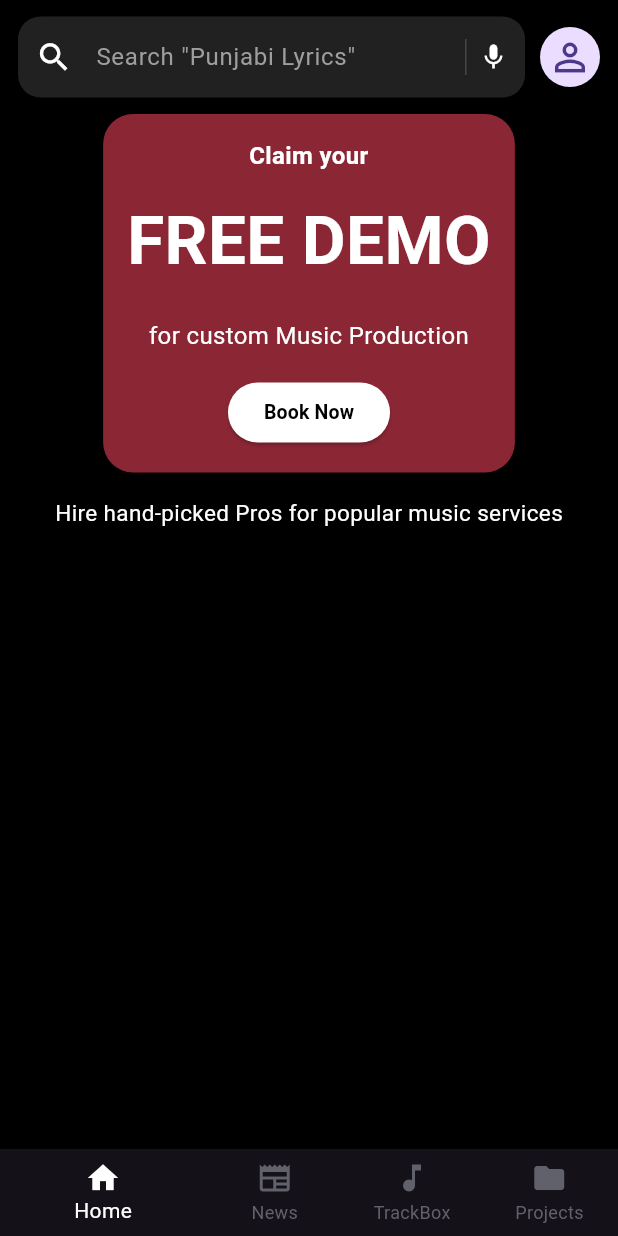
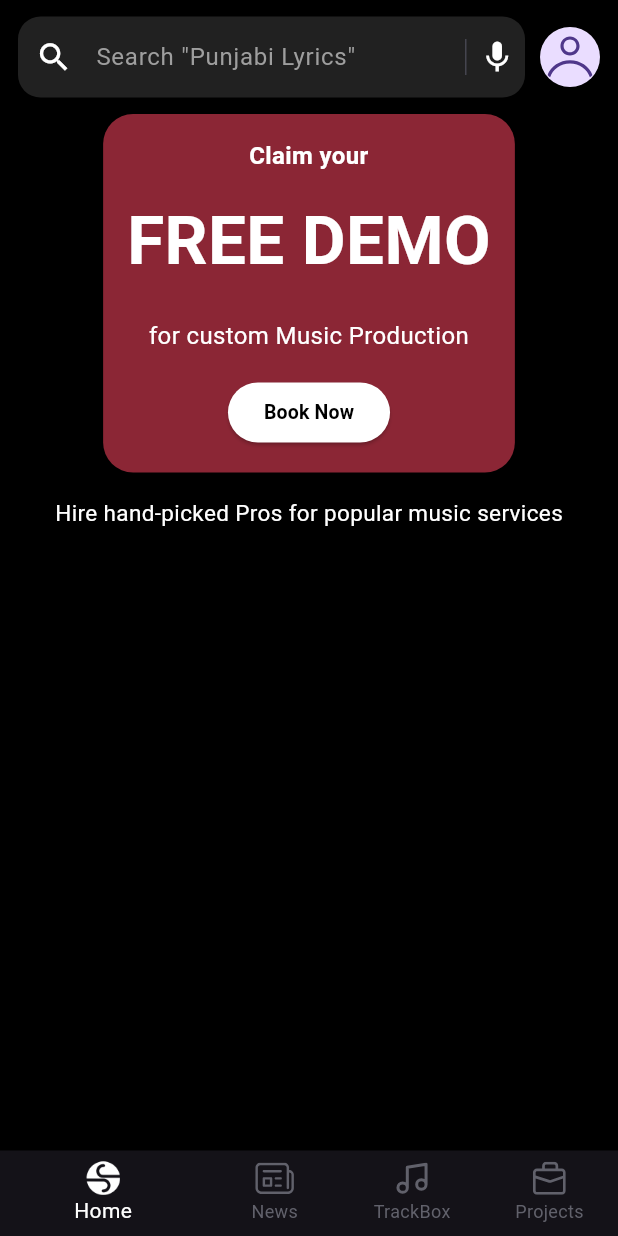
Before and after one commit to shenmareparas/S.Rocks.Music, a Flutter app: the screen it shows after launch, on a phone screen of 412 x 824 dp. Run offline on Flutter 3.47's test engine with Material 3 defaults, Android fonts, the phone set to English and light mode, and no system bars; our stand-ins replace cloud_firestore, firebase_core, flutter_svg; accounts and stored records are empty.

Commit message:
used svg assets

```diff
--- a/lib/views/home_screen.dart
+++ b/lib/views/home_screen.dart
@@ -1,4 +1,5 @@
 import 'package:flutter/material.dart';
+import 'package:flutter_svg/svg.dart';
 import 'package:provider/provider.dart';
 import '../viewmodels/service_viewmodel.dart';
 import 'widgets/service_card.dart';
@@ -37,7 +38,7 @@ class HomeScreen extends StatelessWidget {
                               color: Color(0xFF45454F),
                               margin: EdgeInsets.symmetric(horizontal: 8),
                             ),
-                            Icon(Icons.mic, color: Colors.white, size: 20),
+                            Icon(Icons.mic, color: Colors.white, size: 25),
                           ],
                         ),
                         filled: true,
@@ -54,10 +55,10 @@ class HomeScreen extends StatelessWidget {
                   CircleAvatar(
                     radius: 20,
                     backgroundColor: Color(0xFFEADDFF),
-                    child: Icon(
-                      Icons.person_outline,
-                      color: Color(0xFF4F378A),
-                      size: 30,
+                    child: SvgPicture.asset(
+                      'assets/icons/profile.svg',
+                      height: 30,
+                      width: 30,
                     ),
                   ),
                 ],
@@ -158,13 +159,31 @@ class HomeScreen extends StatelessWidget {
         selectedItemColor: Colors.white,
         unselectedItemColor: Color(0xFF61616B),
         items: [
-          BottomNavigationBarItem(icon: Icon(Icons.home), label: 'Home'),
-          BottomNavigationBarItem(icon: Icon(Icons.newspaper), label: 'News'),
           BottomNavigationBarItem(
-            icon: Icon(Icons.music_note),
+            icon: Image.asset(
+              'assets/icons/home.png',
+              width: 23,
+              height: 23,
+              errorBuilder: (context, error, stackTrace) => Icon(Icons.error),
+            ),
+            label: 'Home',
+            tooltip: 'Home',
+          ),
+          BottomNavigationBarItem(
+            icon: SvgPicture.asset('assets/icons/news.svg'),
+            label: 'News',
+            tooltip: 'News',
+          ),
+          BottomNavigationBarItem(
+            icon: SvgPicture.asset('assets/icons/trackbox.svg'),
             label: 'TrackBox',
+            tooltip: 'TrackBox',
           ),
-          BottomNavigationBarItem(icon: Icon(Icons.folder), label: 'Projects'),
+          BottomNavigationBarItem(
+            icon: SvgPicture.asset('assets/icons/projects.svg'),
+            label: 'Projects',
+            tooltip: 'Projects',
+          ),
         ],
       ),
     );
--- a/lib/views/widgets/service_card.dart
+++ b/lib/views/widgets/service_card.dart
@@ -1,4 +1,5 @@
 import 'package:flutter/material.dart';
+import 'package:flutter_svg/svg.dart';
 import 'dart:developer' as developer;
 import '../../models/service.dart';
 import '../service_detail_screen.dart';
@@ -32,8 +33,8 @@ class ServiceCard extends StatelessWidget {
               fit: BoxFit.cover,
               opacity: 0.1,
               colorFilter: ColorFilter.mode(
-                Colors.black.withOpacity(0.5),
-                BlendMode.dstATop,
+                Color(0xFF202126),
+                BlendMode.overlay,
               ),
               onError: (exception, stackTrace) {
                 developer.log(
@@ -77,14 +78,7 @@ class ServiceCard extends StatelessWidget {
                     ],
                   ),
                 ),
-                Image.asset(
-                  'assets/icons/arrow_right.png',
-                  width: 33,
-                  height: 33,
-                  color: Colors.grey,
-                  errorBuilder: (context, error, stackTrace) =>
-                      Icon(Icons.error),
-                ),
+                SvgPicture.asset('assets/icons/arrow.svg'),
               ],
             ),
           ),
--- a/pubspec.yaml
+++ b/pubspec.yaml
@@ -37,6 +37,7 @@ dependencies:
   firebase_core: ^3.13.1
   cloud_firestore: ^5.6.8
   provider: ^6.1.5
+  flutter_svg: ^2.1.0
 
 dev_dependencies:
   flutter_test:
```
Also changed, not shown: assets/icons/arrow.svg (added), assets/icons/arrow_right.png (deleted), assets/icons/cd.svg (added), assets/icons/home.png (added), assets/icons/news.svg (added), assets/icons/piano.svg (added), assets/icons/profile.svg (added), assets/icons/projects.svg (added), assets/icons/trackbox.svg (added), pubspec.lock.
